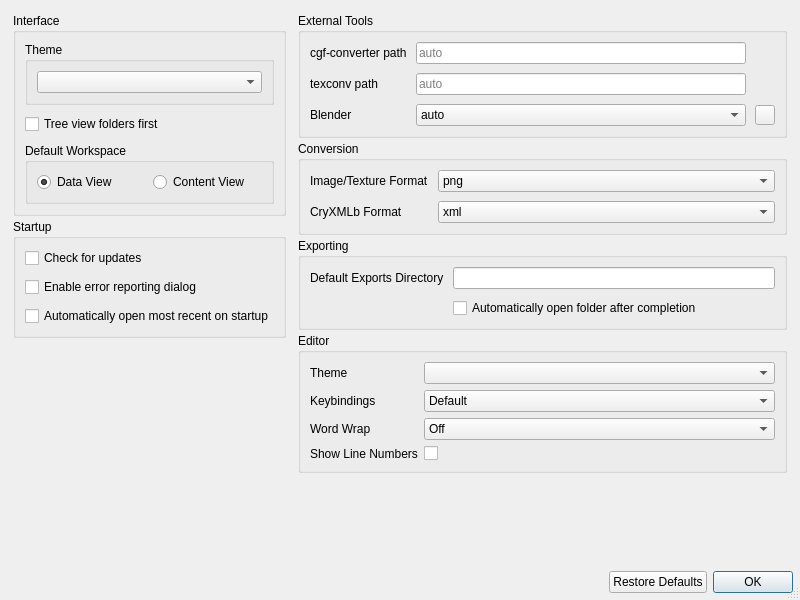
Old version of the form starfab/resources/ui/SettingsDialog.ui in the repository summerkirakira/StarFabNeo.
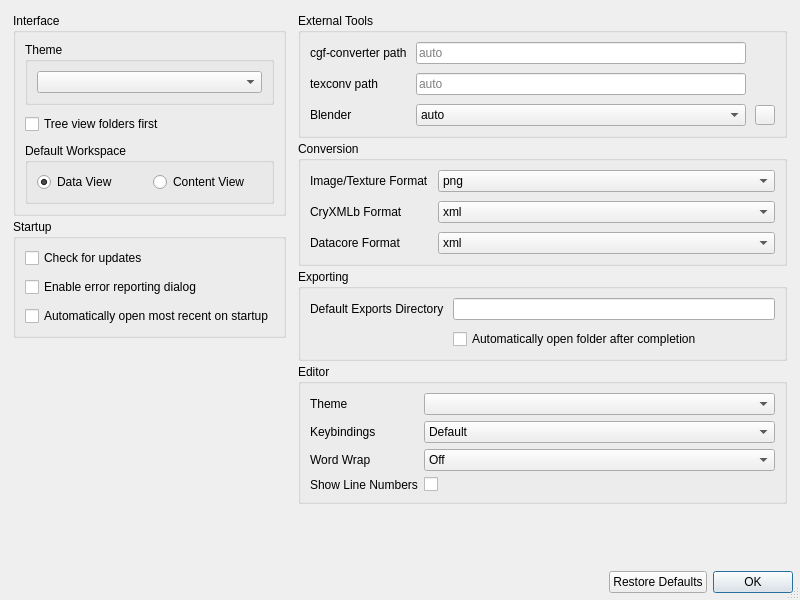
New version of the form.

Commit message: Added option to set the datacore export conversion format

The edit to the form file:
```diff
--- a/starfab/resources/ui/SettingsDialog.ui
+++ b/starfab/resources/ui/SettingsDialog.ui
@@ -467,6 +467,27 @@
               </property>
              </widget>
             </item>
+            <item row="2" column="0">
+             <widget class="QLabel" name="datacoreFormatLabel">
+              <property name="text">
+               <string>Datacore Format</string>
+              </property>
+             </widget>
+            </item>
+            <item row="2" column="1">
+             <widget class="QComboBox" name="opt_datacoreFmt">
+              <item>
+               <property name="text">
+                <string>xml</string>
+               </property>
+              </item>
+              <item>
+               <property name="text">
+                <string>json</string>
+               </property>
+              </item>
+             </widget>
+            </item>
            </layout>
           </widget>
          </item>
```
Left out of the diff: 2 changed lines with no effect on the pictures. The commit also changes 3 other files.
